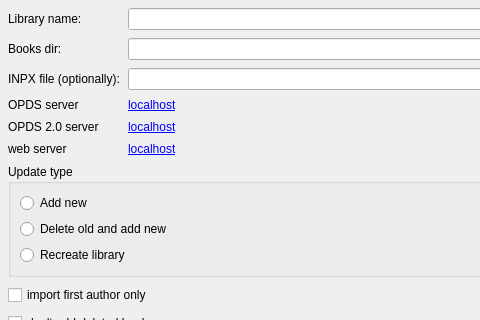
Before: the Qt Designer form src/librariesdlg.ui in petrovvlad/freeLib, drawn with Qt 5; both pictures show x 0 to 480 and y 0 to 320 of the 705 by 497 pixel window.
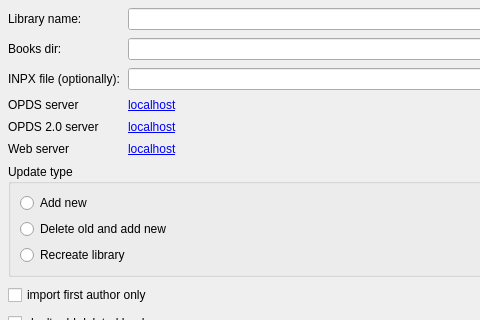
After: the same form once the commit is applied.

What changed in the file:
```diff
--- a/src/librariesdlg.ui
+++ b/src/librariesdlg.ui
@@ -79,7 +79,7 @@
      <item row="5" column="0">
       <widget class="QLabel" name="labelHTML">
        <property name="text">
-        <string>web server</string>
+        <string>Web server</string>
        </property>
       </widget>
      </item>
```
Left out of the diff: 9 changed lines with no effect on the pictures.
